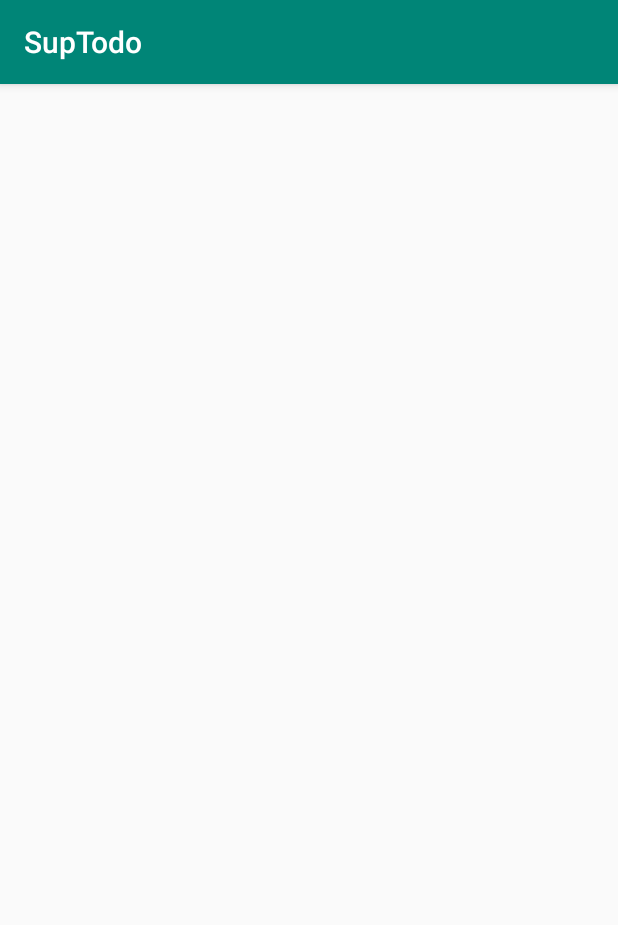
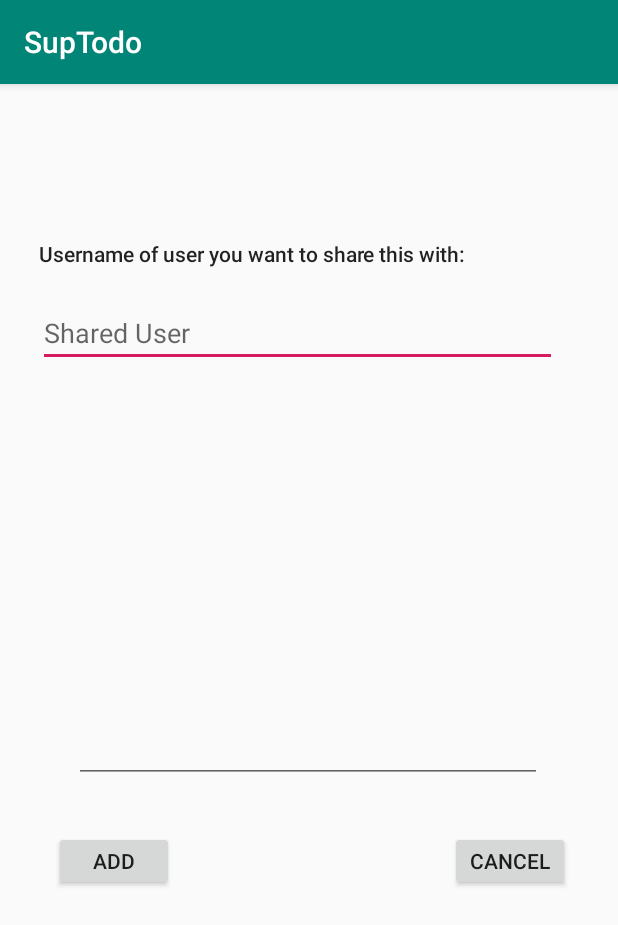
Before and after one commit to ismaiiil/SupTodo, an Android app: the AddActivity screen opened directly, with no data from a screen before it, on a phone screen of 412 x 824 dp. Shown: the top 925 px of the screen. Run offline under Robolectric (Android 15) with nearby library versions, the phone set to English and light mode, and no system bars.

Commit message:
+ Add Activity + Edit Activity

```diff
--- a/app/src/main/res/layout/activity_add.xml
+++ b/app/src/main/res/layout/activity_add.xml
@@ -4,6 +4,75 @@
     xmlns:tools="http://schemas.android.com/tools"
     android:layout_width="match_parent"
     android:layout_height="match_parent"
-    tools:context=".AddActivity">
+    tools:context=".AddActivity"
+    tools:layout_editor_absoluteY="25dp">
 
+    <TextView
+        android:id="@+id/textInfoAdd"
+        android:layout_width="346dp"
+        android:layout_height="30dp"
+        android:layout_marginBottom="480dp"
+        android:layout_marginEnd="243dp"
+        android:layout_marginStart="83dp"
+        android:layout_marginTop="10dp"
+        android:text="Username of user you want to share this with:"
+        android:textAppearance="@style/TextAppearance.AppCompat.Body2"
+        app:layout_constraintBottom_toBottomOf="parent"
+        app:layout_constraintEnd_toEndOf="parent"
+        app:layout_constraintHorizontal_bias="0.222"
+        app:layout_constraintStart_toStartOf="parent"
+        app:layout_constraintTop_toTopOf="parent"
+        app:layout_constraintVertical_bias="0.377" />
+
+    <EditText
+        android:id="@+id/shareWithAdd"
+        android:layout_width="346dp"
+        android:layout_height="39dp"
+        android:layout_marginEnd="123dp"
+        android:layout_marginStart="46dp"
+        android:layout_marginTop="16dp"
+        android:ems="10"
+        android:hint="Shared User"
+        android:inputType="textPersonName"
+        app:layout_constraintEnd_toEndOf="parent"
+        app:layout_constraintHorizontal_bias="0.201"
+        app:layout_constraintStart_toStartOf="parent"
+        app:layout_constraintTop_toBottomOf="@+id/textInfoAdd" />
+
+    <EditText
+        android:id="@+id/listDisplayAdd"
+        android:layout_width="312dp"
+        android:layout_height="342dp"
+        android:layout_marginEnd="8dp"
+        android:layout_marginStart="11dp"
+        android:layout_marginTop="124dp"
+        android:ems="10"
+        android:gravity="top"
+        android:inputType="textMultiLine"
+        android:singleLine="false"
+        android:textAppearance="@style/TextAppearance.AppCompat.Body2"
+        app:layout_constraintEnd_toEndOf="parent"
+        app:layout_constraintHorizontal_bias="0.471"
+        app:layout_constraintStart_toStartOf="parent"
+        app:layout_constraintTop_toTopOf="parent" />
+
+    <Button
+        android:id="@+id/addBtnAdd"
+        android:layout_width="80dp"
+        android:layout_height="40dp"
+        android:layout_marginStart="36dp"
+        android:layout_marginTop="32dp"
+        android:text="Add"
+        app:layout_constraintStart_toStartOf="parent"
+        app:layout_constraintTop_toBottomOf="@+id/listDisplayAdd" />
+
+    <Button
+        android:id="@+id/cancelbtnAdd"
+        android:layout_width="80dp"
+        android:layout_height="40dp"
+        android:layout_marginEnd="32dp"
+        android:layout_marginTop="32dp"
+        android:text="Cancel"
+        app:layout_constraintEnd_toEndOf="parent"
+        app:layout_constraintTop_toBottomOf="@+id/listDisplayAdd" />
 </android.support.constraint.ConstraintLayout>
```
Also changed, not shown: app/src/main/res/layout/activity_edit.xml (+69 -0 lines), app/src/main/res/layout/activity_login.xml (+12 -14 lines), app/src/main/res/layout/activity_register.xml (+4 -4 lines), app/src/main/res/layout/activity_to_do_list.xml (+17 -12 lines).
